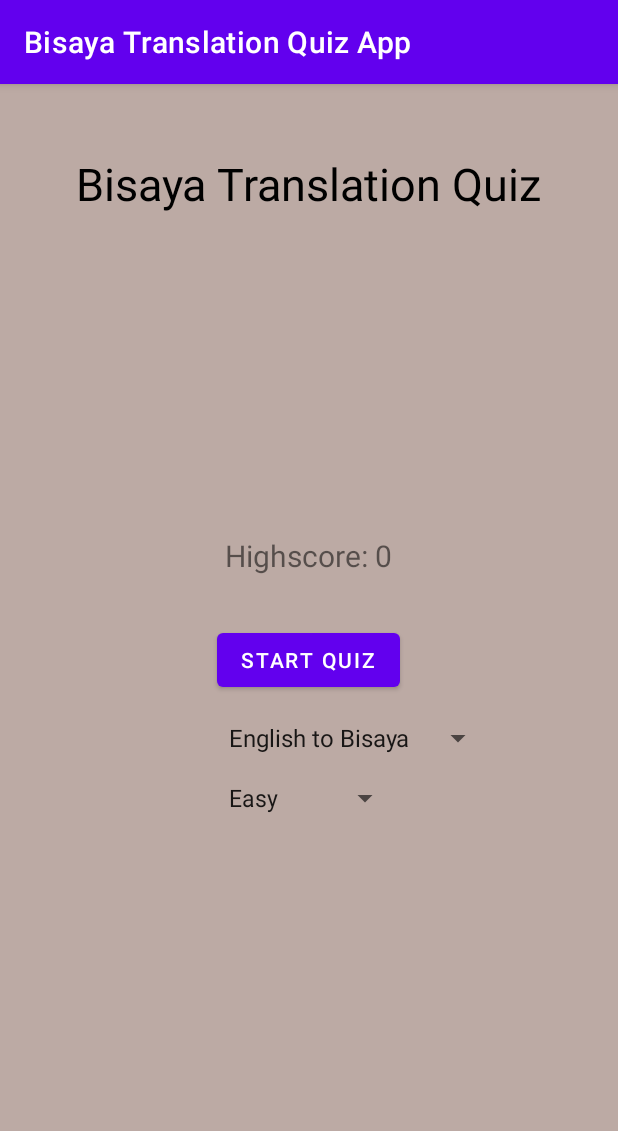
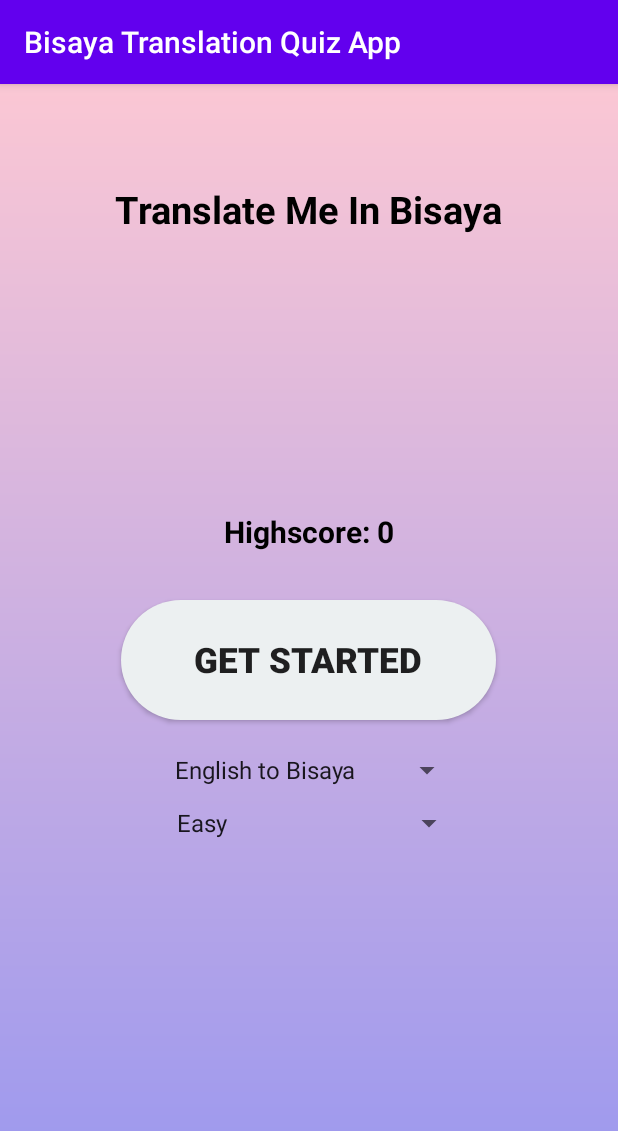
Before and after one commit to Manzazaa/Bisaya-Translation-Quiz-App, an Android app: the screen it shows after launch (StartingScreenActivity), on a phone screen of 412 x 824 dp. Shown: the top 1131 px of the screen. Run offline under Robolectric (Android 15) with nearby library versions, the phone set to English and light mode, and no system bars.

Commit message:
Ui update

```diff
--- /dev/null
+++ b/app/src/main/res/drawable/btn_icon_design.xml
@@ -0,0 +1,11 @@
+<?xml version="1.0" encoding="utf-8"?>
+
+<shape xmlns:android="http://schemas.android.com/apk/res/android">
+    <solid android:color="#ecf0f1"/>
+    <corners
+
+        android:topRightRadius="45dp"
+        android:topLeftRadius="45dp"
+        android:bottomLeftRadius="45dp"
+        android:bottomRightRadius="45dp" />
+</shape>
--- /dev/null
+++ b/app/src/main/res/drawable/gradient_color_1.xml
@@ -0,0 +1,7 @@
+<?xml version="1.0" encoding="utf-8"?>
+<shape xmlns:android="http://schemas.android.com/apk/res/android">
+    <gradient
+        android:angle="50"
+        android:startColor="#FBC7D4"
+        android:endColor="#9796F0"/>
+</shape>
--- a/app/src/main/res/layout/activity_quiz.xml
+++ b/app/src/main/res/layout/activity_quiz.xml
@@ -4,7 +4,7 @@
     xmlns:tools="http://schemas.android.com/tools"
     android:layout_width="match_parent"
     android:layout_height="match_parent"
-    android:background="@color/colorBackground"
+    android:background="@drawable/gradient_color_1"
     android:padding="16dp"
     tools:context="com.example.bisayatranslationquizapp.QuizActivity">
 
--- a/app/src/main/res/layout/activity_starting_screen.xml
+++ b/app/src/main/res/layout/activity_starting_screen.xml
@@ -4,7 +4,7 @@
     xmlns:tools="http://schemas.android.com/tools"
     android:layout_width="match_parent"
     android:layout_height="match_parent"
-    android:background="@color/colorBackground"
+    android:background="@drawable/gradient_color_1"
     android:padding="16dp"
     tools:context="com.example.bisayatranslationquizapp.StartingScreenActivity">
 
@@ -12,10 +12,11 @@
         android:layout_width="wrap_content"
         android:layout_height="wrap_content"
         android:layout_centerHorizontal="true"
-        android:layout_marginTop="30dp"
-        android:text="Bisaya Translation Quiz"
-        android:textColor="@android:color/black"
-        android:textSize="30sp" />
+        android:layout_marginTop="50dp"
+        android:text="Translate Me In Bisaya"
+        android:textColor="@color/black"
+        android:textSize="25sp"
+        android:textStyle="bold" />
 
     <TextView
         android:id="@+id/text_view_highscore"
@@ -24,30 +25,45 @@
         android:layout_above="@id/button_start_quiz"
         android:layout_centerHorizontal="true"
         android:layout_marginBottom="32dp"
+        android:backgroundTintMode="add"
         android:text="Highscore: 0"
-        android:textSize="20sp" />
+        android:textColor="@color/black"
+        android:textSize="20sp"
+        android:textStyle="bold" />
 
     <Button
         android:id="@+id/button_start_quiz"
-        android:layout_width="wrap_content"
-        android:layout_height="wrap_content"
+        android:layout_width="250dp"
+        android:layout_height="80dp"
         android:layout_centerInParent="true"
-        android:text="Start Quiz" />
+        android:background="@drawable/btn_icon_design"
+        android:shadowColor="#fff"
+        android:text="Get Started"
+        android:textSize="23dp"
+        android:textStyle="bold" />
 
     <Spinner
         android:id="@+id/spinner_category"
-        android:layout_width="wrap_content"
+        android:layout_width="200dp"
         android:layout_height="wrap_content"
+        android:layout_below="@+id/button_start_quiz"
         android:layout_alignStart="@+id/button_start_quiz"
-        android:layout_below="@+id/button_start_quiz"
-        android:layout_marginTop="16dp" />
+        android:layout_centerHorizontal="true"
+        android:layout_marginStart="28dp"
+        android:layout_marginTop="21dp"
+        android:layout_gravity="center"
+        />
 
     <Spinner
         android:id="@+id/spinner_difficulty"
-        android:layout_width="wrap_content"
+        android:layout_width="200dp"
         android:layout_height="wrap_content"
+        android:layout_below="@+id/spinner_category"
         android:layout_alignStart="@+id/button_start_quiz"
-        android:layout_below="@+id/spinner_category"
-        android:layout_marginTop="16dp" />
+        android:layout_centerHorizontal="true"
+        android:layout_gravity="center"
+        android:layout_marginStart="29dp"
+        android:layout_marginTop="11dp"
+        android:spinnerMode="dropdown" />
 
 </RelativeLayout>
--- a/app/src/main/res/values/colors.xml
+++ b/app/src/main/res/values/colors.xml
@@ -1,5 +1,5 @@
 <?xml version="1.0" encoding="utf-8"?>
-<resources>
+<resources >
     <color name="purple_200">#FFBB86FC</color>
     <color name="purple_500">#FF6200EE</color>
     <color name="purple_700">#FF3700B3</color>
@@ -8,4 +8,5 @@
     <color name="black">#FF000000</color>
     <color name="white">#FFFFFFFF</color>
     <color name="colorBackground">#BCAAA4</color>
+
 </resources>
--- a/app/src/main/res/values/themes.xml
+++ b/app/src/main/res/values/themes.xml
@@ -1,6 +1,6 @@
 <resources xmlns:tools="http://schemas.android.com/tools">
     <!-- Base application theme. -->
-    <style name="Theme.BisayaTranslationQuizApp" parent="Theme.MaterialComponents.DayNight.DarkActionBar">
+    <style name="Theme.BisayaTranslationQuizApp" parent="Theme.AppCompat.DayNight.DarkActionBar">
         <!-- Primary brand color. -->
         <item name="colorPrimary">@color/purple_500</item>
         <item name="colorPrimaryVariant">@color/purple_700</item>
```
